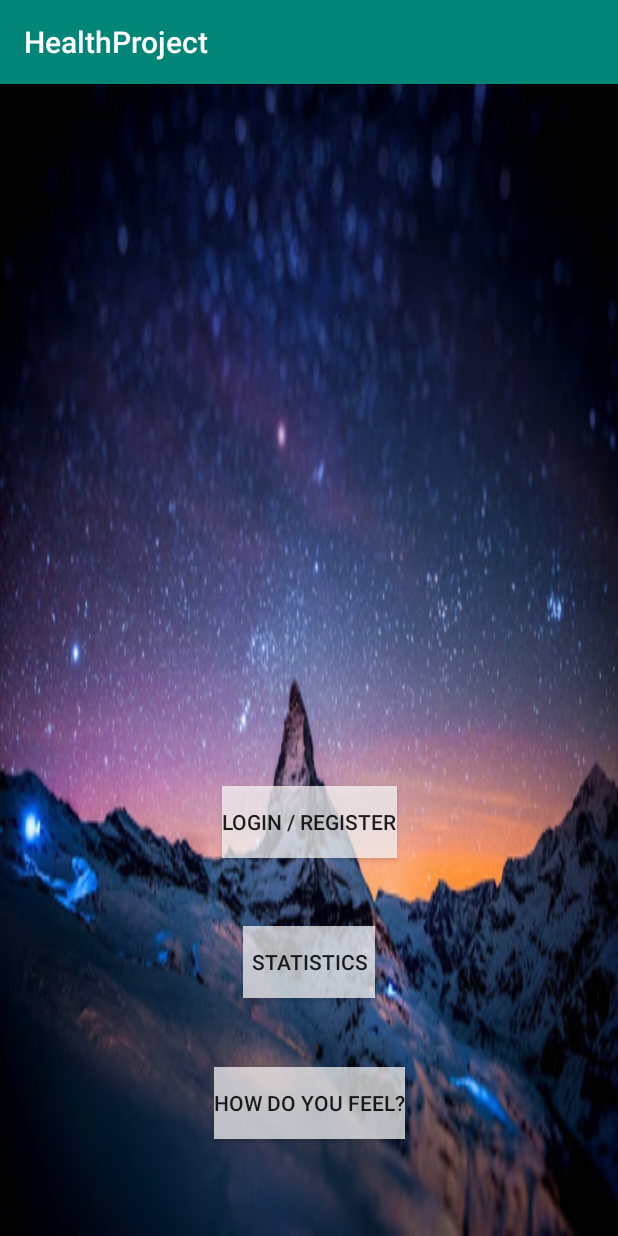
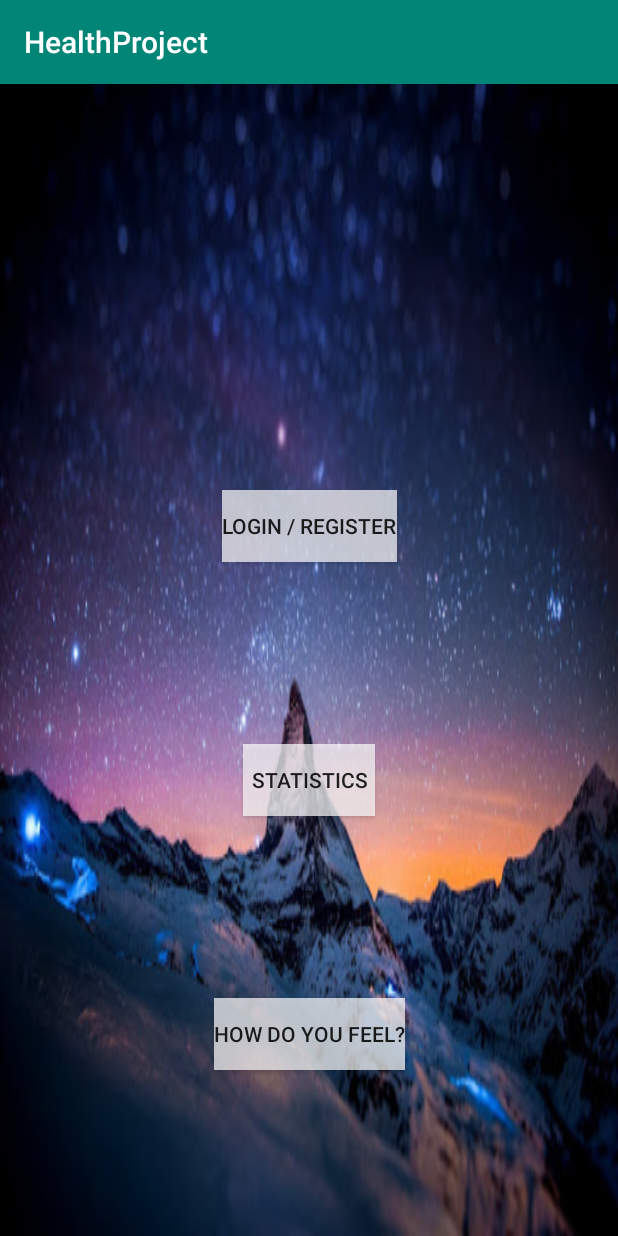
Before and after one commit to Orlian/HealthProject-Ryhma9, an Android app: the screen it shows after launch (MainActivity), on a phone screen of 412 x 824 dp. Run offline under Robolectric (Android 15) with nearby library versions, the phone set to English and light mode, and no system bars.

Commit message:
main layouttia muokattu

```diff
--- a/app/src/main/res/layout/activity_main.xml
+++ b/app/src/main/res/layout/activity_main.xml
@@ -8,57 +8,73 @@
 
     <ImageView
         android:id="@+id/mainMenuImage"
-        android:layout_width="wrap_content"
+        android:layout_width="0dp"
         android:layout_height="0dp"
         android:adjustViewBounds="false"
         android:background="@drawable/main_menu_background"
         android:cropToPadding="false"
-        android:scaleType="center"
+        android:scaleType="fitCenter"
         app:layout_constraintBottom_toBottomOf="parent"
         app:layout_constraintEnd_toEndOf="parent"
-        app:layout_constraintHorizontal_bias="0.5"
+        app:layout_constraintHorizontal_bias="0.0"
         app:layout_constraintStart_toStartOf="parent"
-        app:layout_constraintTop_toTopOf="parent" />
+        app:layout_constraintTop_toTopOf="parent"
+        app:layout_constraintVertical_bias="0.0" />
 
     <Button
         android:id="@+id/loginRegisterButton"
         android:layout_width="wrap_content"
         android:layout_height="wrap_content"
+        android:layout_marginTop="180dp"
+        android:layout_marginBottom="15dp"
         android:background="#B4FFFFFF"
         android:onClick="onClick"
         android:text="@string/login_register_button"
-        app:layout_constraintBottom_toBottomOf="parent"
+        app:layout_constraintBottom_toTopOf="@+id/statsButton"
         app:layout_constraintEnd_toEndOf="parent"
-        app:layout_constraintHorizontal_bias="0.5"
+        app:layout_constraintHorizontal_bias="0.502"
         app:layout_constraintStart_toStartOf="parent"
-        app:layout_constraintTop_toTopOf="parent"
-        app:layout_constraintVertical_bias="0.65" />
+        app:layout_constraintTop_toTopOf="@+id/mainMenuImage"
+        app:layout_constraintVertical_bias="0.63" />
 
     <Button
         android:id="@+id/statsButton"
         android:layout_width="wrap_content"
         android:layout_height="wrap_content"
+        android:layout_marginStart="140dp"
+        android:layout_marginLeft="140dp"
+        android:layout_marginTop="15dp"
+        android:layout_marginEnd="140dp"
+        android:layout_marginRight="140dp"
+        android:layout_marginBottom="15dp"
         android:background="#B4FFFFFF"
         android:onClick="onClick"
         android:text="@string/stats_button"
-        app:layout_constraintBottom_toBottomOf="parent"
+        app:layout_constraintBottom_toTopOf="@+id/mainButton"
         app:layout_constraintEnd_toEndOf="parent"
-        app:layout_constraintHorizontal_bias="0.5"
         app:layout_constraintStart_toStartOf="parent"
-        app:layout_constraintTop_toTopOf="parent"
-        app:layout_constraintVertical_bias="0.78" />
+        app:layout_constraintTop_toBottomOf="@+id/loginRegisterButton" />
 
     <Button
         android:id="@+id/mainButton"
         android:layout_width="wrap_content"
         android:layout_height="wrap_content"
+        android:layout_marginTop="15dp"
+        android:layout_marginBottom="20dp"
         android:background="#B4FFFFFF"
         android:onClick="onClick"
         android:text="@string/start_button"
-        app:layout_constraintBottom_toBottomOf="parent"
+        app:layout_constraintBottom_toBottomOf="@+id/mainMenuImage"
         app:layout_constraintEnd_toEndOf="parent"
-        app:layout_constraintHorizontal_bias="0.5"
         app:layout_constraintStart_toStartOf="parent"
-        app:layout_constraintTop_toTopOf="parent"
-        app:layout_constraintVertical_bias="0.91" />
+        app:layout_constraintTop_toBottomOf="@+id/statsButton"
+        app:layout_constraintVertical_bias="0.73" />
+
+    <androidx.constraintlayout.widget.Guideline
+        android:id="@+id/guideline4"
+        android:layout_width="wrap_content"
+        android:layout_height="wrap_content"
+        android:orientation="vertical"
+        app:layout_constraintGuide_percent="0.5" />
+
 </androidx.constraintlayout.widget.ConstraintLayout>
```
